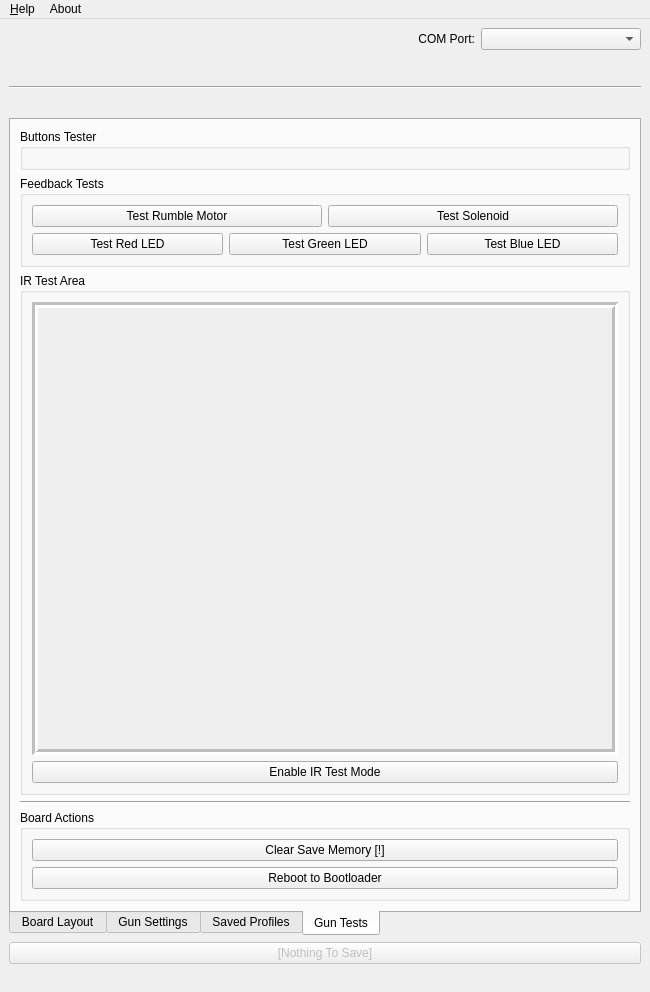
Before: the Qt Designer form src/appmainwindow.ui in TeamOpenFIRE/OpenFIRE-App, drawn with Qt 5.
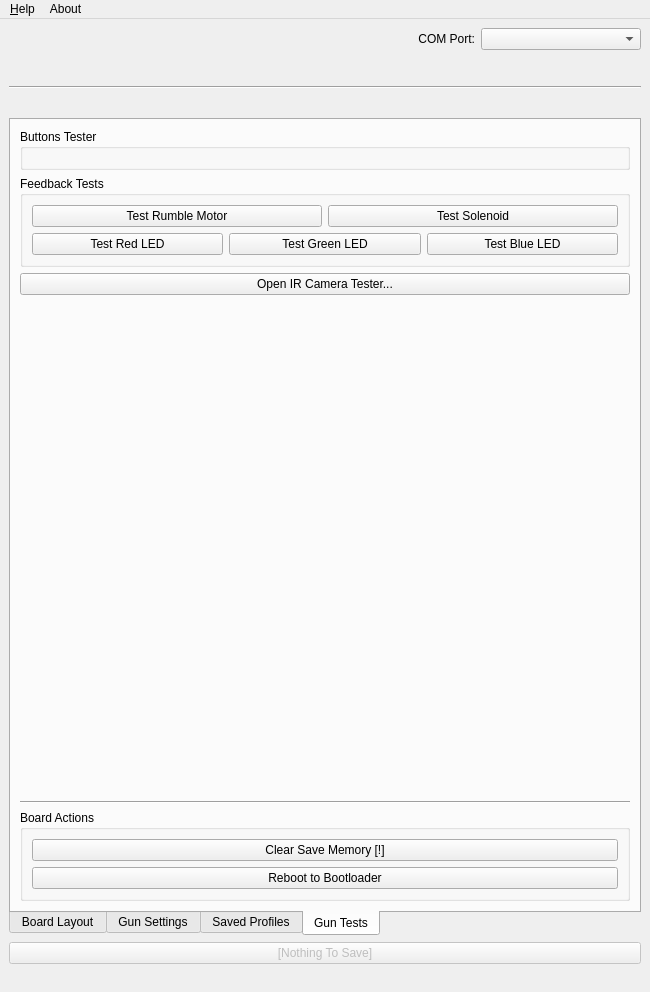
After: the same form once the commit is applied. The open tabs and pages were chosen to show the change. Icons and pictures are not drawn.

```diff
--- a/src/appmainwindow.ui
+++ b/src/appmainwindow.ui
@@ -1363,7 +1363,7 @@
        <attribute name="title">
         <string>Gun Tests</string>
        </attribute>
-       <layout class="QVBoxLayout" name="verticalLayout">
+       <layout class="QVBoxLayout" name="verticalLayout" stretch="0,0,0,1,0,0">
         <item>
          <widget class="QGroupBox" name="buttonsTestArea">
           <property name="title">
@@ -1425,72 +1425,25 @@
          </widget>
         </item>
         <item>
-         <widget class="QGroupBox" name="testBox">
-          <property name="title">
-           <string>IR Test Area</string>
+         <widget class="QPushButton" name="testBtn">
+          <property name="text">
+           <string>Open IR Camera Tester...</string>
           </property>
-          <layout class="QVBoxLayout" name="verticalLayout_3">
-           <item>
-            <widget class="QGraphicsView" name="testView">
-             <property name="enabled">
-              <bool>false</bool>
-             </property>
-             <property name="frameShape">
-              <enum>QFrame::Shape::Box</enum>
-             </property>
-             <property name="frameShadow">
-              <enum>QFrame::Shadow::Sunken</enum>
-             </property>
-             <property name="lineWidth">
-              <number>3</number>
-             </property>
-             <property name="verticalScrollBarPolicy">
-              <enum>Qt::ScrollBarPolicy::ScrollBarAlwaysOff</enum>
-             </property>
-             <property name="horizontalScrollBarPolicy">
-              <enum>Qt::ScrollBarPolicy::ScrollBarAlwaysOff</enum>
-             </property>
-             <property name="sizeAdjustPolicy">
-              <enum>QAbstractScrollArea::SizeAdjustPolicy::AdjustIgnored</enum>
-             </property>
-             <property name="backgroundBrush">
-              <brush brushstyle="NoBrush">
-               <color alpha="255">
-                <red>70</red>
-                <green>70</green>
-                <blue>70</blue>
-               </color>
-              </brush>
-             </property>
-             <property name="interactive">
-              <bool>false</bool>
-             </property>
-             <property name="sceneRect">
-              <rectf>
-               <x>0.000000000000000</x>
-               <y>0.000000000000000</y>
-               <width>0.000000000000000</width>
-               <height>0.000000000000000</height>
-              </rectf>
-             </property>
-             <property name="resizeAnchor">
-              <enum>QGraphicsView::ViewportAnchor::AnchorViewCenter</enum>
-             </property>
-             <property name="optimizationFlags">
-              <set>QGraphicsView::OptimizationFlag::DontAdjustForAntialiasing|QGraphicsView::OptimizationFlag::DontSavePainterState</set>
-             </property>
-            </widget>
-           </item>
-           <item>
-            <widget class="QPushButton" name="testBtn">
-             <property name="text">
-              <string>Enable IR Test Mode</string>
-             </property>
-            </widget>
-           </item>
-          </layout>
          </widget>
         </item>
+        <item>
+         <spacer name="verticalSpacer_3">
+          <property name="orientation">
+           <enum>Qt::Orientation::Vertical</enum>
+          </property>
+          <property name="sizeHint" stdset="0">
+           <size>
+            <width>20</width>
+            <height>0</height>
+           </size>
+          </property>
+         </spacer>
+        </item>
         <item>
          <widget class="Line" name="line_2">
           <property name="orientation">
```
Left out of the diff: 128 changed lines with no effect on the pictures.
